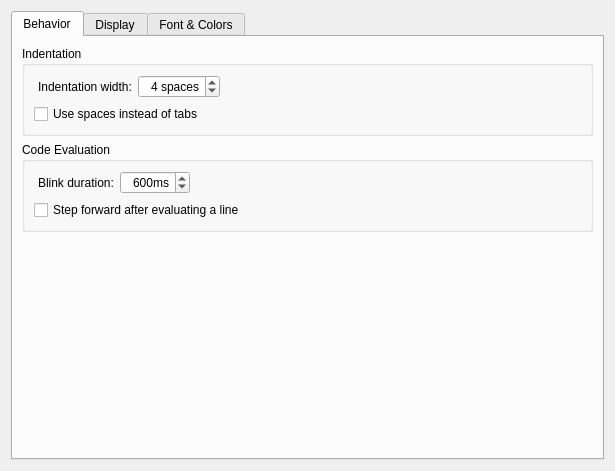
Above: editors/sc-ide/forms/settings_editor.ui from supercollider/supercollider before the change. Below: the same form after it.
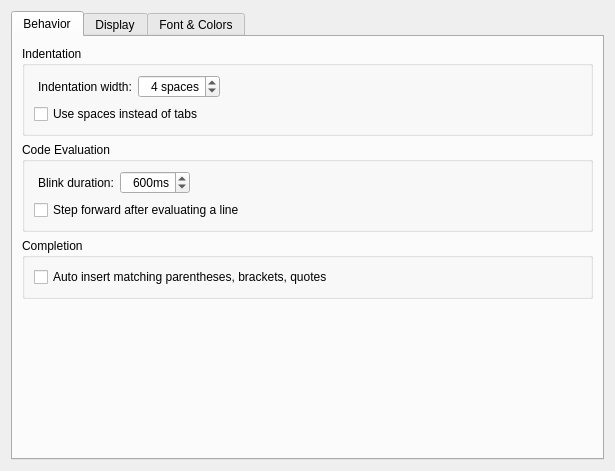
That is the form after the change. Custom widgets are drawn as their Qt base class.

Commit message:
sc ide: settings editor: move insertMatchingTokens setting
 - insertMatchingTokens setting is now in Editor>Behavior>Completion

Patch:
```diff
--- a/editors/sc-ide/forms/settings_editor.ui
+++ b/editors/sc-ide/forms/settings_editor.ui
@@ -158,6 +158,22 @@
           </layout>
          </widget>
         </item>
+        <item>
+         <widget class="QGroupBox" name="groupBox_5">
+          <property name="title">
+           <string>Completion</string>
+          </property>
+          <layout class="QVBoxLayout" name="verticalLayout_completion">
+           <item>
+            <widget class="QCheckBox" name="insertMatchingTokens">
+             <property name="text">
+              <string>Auto insert matching parentheses, brackets, quotes</string>
+             </property>
+            </widget>
+           </item>
+          </layout>
+         </widget>
+        </item>
         <item>
          <spacer name="verticalSpacer">
           <property name="orientation">
@@ -199,13 +215,6 @@
           </property>
          </widget>
         </item>
-        <item>
-         <widget class="QCheckBox" name="insertMatchingTokens">
-          <property name="text">
-           <string>Auto insert matching parentheses, brackets, quotes</string>
-          </property>
-         </widget>
-        </item>
         <item>
          <layout class="QHBoxLayout" name="horizontalLayout_3">
           <item>
```
